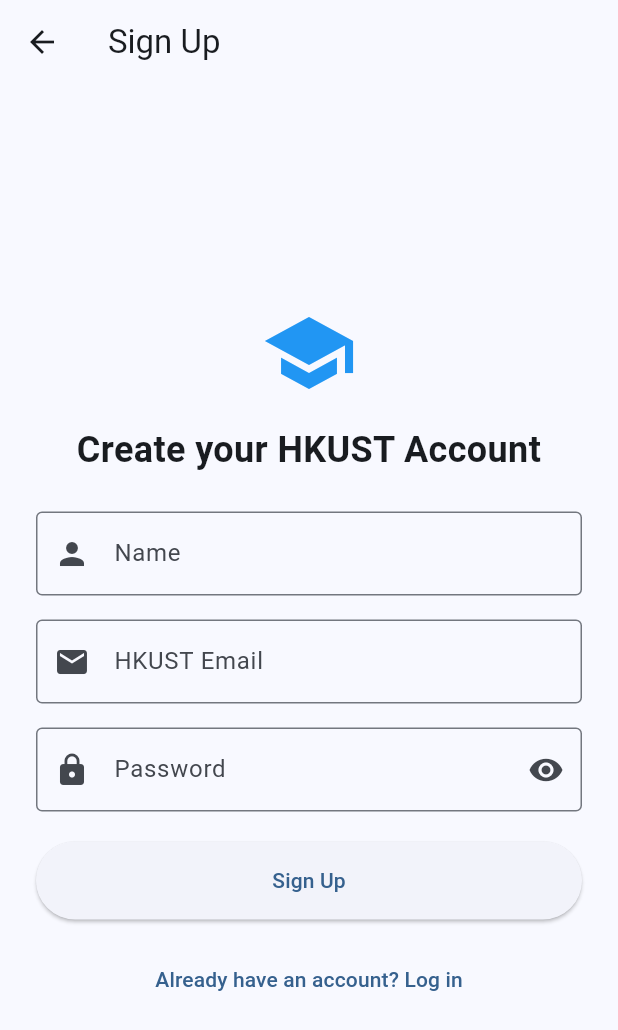
After one commit to 8bitnyan/comp4521_project, a Flutter app: the screen it shows after launch, after a tap on "Sign Up", on a phone screen of 412 x 824 dp. The commit adds this screen. Shown: the top 1030 px of the screen. Run offline on Flutter 3.47's test engine with Material 3 defaults, Android fonts, the phone set to English and light mode, and no system bars; our stand-ins replace google_maps_flutter, shared_preferences, supabase_flutter; accounts and stored records are empty.

Commit message:
fix: various supabase implementation and api calls

```diff
--- a/lib/main.dart
+++ b/lib/main.dart
@@ -1,18 +1,31 @@
 import 'package:flutter/material.dart';
 import 'package:provider/provider.dart';
+import 'package:supabase_flutter/supabase_flutter.dart';
 import 'providers/auth_provider.dart';
 import 'providers/theme_provider.dart';
+import 'providers/settings_provider.dart';
 import 'screens/login_screen.dart';
+import 'screens/signup_screen.dart';
 import 'screens/dashboard_screen.dart';
+import 'screens/events_screen.dart';
 import 'screens/map_screen.dart';
 import 'screens/settings_screen.dart';
 
-void main() {
+void main() async {
+  WidgetsFlutterBinding.ensureInitialized();
+
+  await Supabase.initialize(
+    url: 'https://byhgngvrdzhhzedeqdsb.supabase.co',
+    anonKey:
+        'eyJhbGciOiJIUzI1NiIsInR5cCI6IkpXVCJ9.eyJpc3MiOiJzdXBhYmFzZSIsInJlZiI6ImJ5aGduZ3ZyZHpoaHplZGVxZHNiIiwicm9sZSI6ImFub24iLCJpYXQiOjE3NDU0MjAyNzAsImV4cCI6MjA2MDk5NjI3MH0.0LBPDXe-Wesm04EerxEZ88lLP8PUbM-KdMdFxNhyLa0',
+  );
+
   runApp(
     MultiProvider(
       providers: [
         ChangeNotifierProvider(create: (_) => AuthProvider()),
-        ChangeNotifierProvider(create: (_) => ThemeProvider()),
+        ChangeNotifierProvider(create: (_) => SettingsProvider()),
+        // Add other providers here as needed
       ],
       child: const MyApp(),
     ),
@@ -24,29 +37,47 @@
 
   @override
   Widget build(BuildContext context) {
-    return Consumer<ThemeProvider>(
-      builder: (context, themeProvider, _) {
     return MaterialApp(
-          title: 'School Guide App',
+      title: 'HKUST School Guide',
       theme: ThemeData(
         colorScheme: ColorScheme.fromSeed(seedColor: Colors.blue),
         useMaterial3: true,
       ),
-          darkTheme: ThemeData.dark(useMaterial3: true).copyWith(
-            colorScheme: ColorScheme.fromSeed(
-              seedColor: Colors.blue,
-              brightness: Brightness.dark,
-            ),
-          ),
-          themeMode: themeProvider.themeMode,
-          initialRoute: '/login',
+      home: const AuthGate(),
       routes: {
         '/login': (context) => const LoginScreen(),
+        '/signup': (context) => const SignUpScreen(),
         '/dashboard': (context) => const DashboardScreen(),
+        '/events': (context) => const EventsScreen(),
         '/map': (context) => const MapScreen(),
         '/settings': (context) => const SettingsScreen(),
       },
     );
+  }
+}
+
+class AuthGate extends StatelessWidget {
+  const AuthGate({super.key});
+
+  @override
+  Widget build(BuildContext context) {
+    return Consumer<AuthProvider>(
+      builder: (context, authProvider, child) {
+        // Show loading spinner until auth state is determined
+        if (!authProvider.isInitialized) {
+          return const Scaffold(
+            body: Center(
+              child: CircularProgressIndicator(),
+            ),
+          );
+        }
+
+        // Redirect based on authentication state
+        if (authProvider.isAuthenticated) {
+          return const DashboardScreen();
+        } else {
+          return const LoginScreen();
+        }
       },
     );
   }
--- a/lib/providers/auth_provider.dart
+++ b/lib/providers/auth_provider.dart
@@ -1,19 +1,61 @@
+import 'dart:async';
 import 'package:flutter/foundation.dart';
-import '../models/user_model.dart';
+import 'package:supabase_flutter/supabase_flutter.dart';
+import '../models/user_model.dart' as model;
 import '../services/auth_service.dart';
 
 class AuthProvider extends ChangeNotifier {
   final AuthService _authService = AuthService();
+  StreamSubscription? _authSubscription;
 
-  User? _user;
+  model.User? _user;
   bool _isLoading = false;
   String _error = '';
+  bool _isInitialized = false;
+
+  AuthProvider() {
+    _initializeAuth();
+  }
+
+  Future<void> _initializeAuth() async {
+    _isLoading = true;
+    notifyListeners();
+
+    try {
+      // Check for existing session
+      _user = await _authService.getCurrentUser();
+
+      // Listen for auth state changes
+      _authSubscription = _authService.authStateChanges.listen((event) {
+        if (event.event == AuthChangeEvent.signedIn) {
+          _handleSignedIn(event.session);
+        } else if (event.event == AuthChangeEvent.signedOut) {
+          _user = null;
+          notifyListeners();
+        }
+      });
+    } catch (e) {
+      _error = 'Failed to initialize auth: ${e.toString()}';
+    } finally {
+      _isLoading = false;
+      _isInitialized = true;
+      notifyListeners();
+    }
+  }
+
+  void _handleSignedIn(Session? session) async {
+    if (session != null) {
+      _user = await _authService.getCurrentUser();
+      notifyListeners();
+    }
+  }
 
   // Getters
-  User? get user => _user;
+  model.User? get user => _user;
   bool get isAuthenticated => _user != null;
   bool get isLoading => _isLoading;
   String get error => _error;
+  bool get isInitialized => _isInitialized;
 
   // Login method
   Future<bool> login(String email, String password) async {
@@ -23,18 +65,52 @@
 
     try {
       final user = await _authService.login(email, password);
-
       if (user != null) {
         _user = user;
         _isLoading = false;
         notifyListeners();
         return true;
       } else {
-        _error = 'Invalid email or password';
+        _error = 'Login failed';
         _isLoading = false;
         notifyListeners();
         return false;
       }
+    } on AuthException catch (e) {
+      _error = e.message;
+      _isLoading = false;
+      notifyListeners();
+      return false;
+    } catch (e) {
+      _error = 'An error occurred: ${e.toString()}';
+      _isLoading = false;
+      notifyListeners();
+      return false;
+    }
+  }
+
+  // Signup method
+  Future<bool> signUp(String email, String password, String name) async {
+    _isLoading = true;
+    _error = '';
+    notifyListeners();
+
+    try {
+      final user = await _authService.signUp(email, password, name);
+
+      // For email confirmation flow, user might be null initially
+      if (user != null) {
+        _user = user;
+      }
+
+      _isLoading = false;
+      notifyListeners();
+      return true;
+    } on AuthException catch (e) {
+      _error = e.message;
+      _isLoading = false;
+      notifyListeners();
+      return false;
     } catch (e) {
       _error = 'An error occurred: ${e.toString()}';
       _isLoading = false;
@@ -46,6 +122,7 @@
   // Logout method
   Future<void> logout() async {
     _isLoading = true;
+    _error = '';
     notifyListeners();
 
     try {
@@ -59,4 +136,29 @@
       notifyListeners();
     }
   }
+
+  // Reset password
+  Future<bool> resetPassword(String email) async {
+    _isLoading = true;
+    _error = '';
+    notifyListeners();
+
+    try {
+      await _authService.resetPassword(email);
+      _isLoading = false;
+      notifyListeners();
+      return true;
+    } catch (e) {
+      _error = 'Failed to send reset instructions: ${e.toString()}';
+      _isLoading = false;
+      notifyListeners();
+      return false;
+    }
+  }
+
+  @override
+  void dispose() {
+    _authSubscription?.cancel();
+    super.dispose();
+  }
 }
--- a/lib/screens/login_screen.dart
+++ b/lib/screens/login_screen.dart
@@ -140,6 +140,12 @@
                               style: TextStyle(fontSize: 16),
                             ),
                     ),
+                    ElevatedButton(
+                      onPressed: () {
+                        Navigator.of(context).pushNamed('/signup');
+                      },
+                      child: const Text('Sign Up'),
+                    ),
                     const SizedBox(height: 16),
                     TextButton(
                       onPressed: () {
--- /dev/null
+++ b/lib/screens/signup_screen.dart
@@ -0,0 +1,196 @@
+import 'package:flutter/material.dart';
+import 'package:provider/provider.dart';
+import '../providers/auth_provider.dart';
+
+class SignUpScreen extends StatefulWidget {
+  const SignUpScreen({super.key});
+
+  @override
+  State<SignUpScreen> createState() => _SignUpScreenState();
+}
+
+class _SignUpScreenState extends State<SignUpScreen> {
+  final _formKey = GlobalKey<FormState>();
+  final _emailController = TextEditingController();
+  final _passwordController = TextEditingController();
+  final _nameController = TextEditingController();
+  bool _isPasswordVisible = false;
+
+  @override
+  void dispose() {
+    _emailController.dispose();
+    _passwordController.dispose();
+    _nameController.dispose();
+    super.dispose();
+  }
+
+  Future<void> _signUp() async {
+    if (!_formKey.currentState!.validate()) return;
+
+    final email = _emailController.text.trim();
+    final password = _passwordController.text;
+    final name = _nameController.text.trim();
+
+    // Only allow HKUST emails
+    if (!email.endsWith('@connect.ust.hk') && !email.endsWith('@ust.hk')) {
+      ScaffoldMessenger.of(context).showSnackBar(
+        const SnackBar(
+          content: Text('Please use your official HKUST email address.'),
+          backgroundColor: Colors.red,
+        ),
+      );
+      return;
+    }
+
+    final authProvider = Provider.of<AuthProvider>(context, listen: false);
+    final success = await authProvider.signUp(email, password, name);
+
+    if (success && mounted) {
+      showDialog(
+        context: context,
+        builder: (context) => AlertDialog(
+          title: const Text('Verification Email Sent'),
+          content: const Text(
+              'Please check your email to verify your account before logging in.'),
+          actions: [
+            TextButton(
+              onPressed: () {
+                Navigator.of(context).pop();
+                Navigator.of(context).pop(); // Go back to login screen
+              },
+              child: const Text('OK'),
+            ),
+          ],
+        ),
+      );
+    }
+  }
+
+  @override
+  Widget build(BuildContext context) {
+    return Scaffold(
+      appBar: AppBar(title: const Text('Sign Up')),
+      body: Consumer<AuthProvider>(
+        builder: (context, authProvider, _) {
+          return Center(
+            child: SingleChildScrollView(
+              padding: const EdgeInsets.all(24),
+              child: Column(
+                mainAxisAlignment: MainAxisAlignment.center,
+                children: [
+                  const Icon(Icons.school, size: 64, color: Colors.blue),
+                  const SizedBox(height: 16),
+                  const Text(
+                    'Create your HKUST Account',
+                    style: TextStyle(fontSize: 24, fontWeight: FontWeight.bold),
+                    textAlign: TextAlign.center,
+                  ),
+                  const SizedBox(height: 24),
+                  Form(
+                    key: _formKey,
+                    child: Column(
+                      children: [
+                        TextFormField(
+                          controller: _nameController,
+                          decoration: const InputDecoration(
+                            labelText: 'Name',
+                            prefixIcon: Icon(Icons.person),
+                            border: OutlineInputBorder(),
+                          ),
+                          validator: (value) => value == null || value.isEmpty
+                              ? 'Please enter your name'
+                              : null,
+                        ),
+                        const SizedBox(height: 16),
+                        TextFormField(
+                          controller: _emailController,
+                          decoration: const InputDecoration(
+                            labelText: 'HKUST Email',
+                            prefixIcon: Icon(Icons.email),
+                            border: OutlineInputBorder(),
+                            hintText: 'example@connect.ust.hk',
+                          ),
+                          keyboardType: TextInputType.emailAddress,
+                          validator: (value) {
+                            if (value == null || value.isEmpty) {
+                              return 'Please enter your email';
+                            }
+                            if (!value.contains('@')) {
+                              return 'Please enter a valid email';
+                            }
+                            return null;
+                          },
+                        ),
+                        const SizedBox(height: 16),
+                        TextFormField(
+                          controller: _passwordController,
+                          decoration: InputDecoration(
+                            labelText: 'Password',
+                            prefixIcon: const Icon(Icons.lock),
+                            border: const OutlineInputBorder(),
+                            suffixIcon: IconButton(
+                              icon: Icon(
+                                _isPasswordVisible
+                                    ? Icons.visibility_off
+                                    : Icons.visibility,
+                              ),
+                              onPressed: () {
+                                setState(() {
+                                  _isPasswordVisible = !_isPasswordVisible;
+                                });
+                              },
+                            ),
+                          ),
+                          obscureText: !_isPasswordVisible,
+                          validator: (value) {
+                            if (value == null || value.isEmpty) {
+                              return 'Please enter a password';
+                            }
+                            if (value.length < 6) {
+                              return 'Password must be at least 6 characters';
+                            }
+                            return null;
+                          },
+                        ),
+                        const SizedBox(height: 20),
+                        if (authProvider.error.isNotEmpty)
+                          Padding(
+                            padding: const EdgeInsets.only(bottom: 12.0),
+                            child: Text(
+                              authProvider.error,
+                              style: const TextStyle(color: Colors.red),
+                              textAlign: TextAlign.center,
+                            ),
+                          ),
+                        SizedBox(
+                          width: double.infinity,
+                          child: ElevatedButton(
+                            onPressed: authProvider.isLoading ? null : _signUp,
+                            style: ElevatedButton.styleFrom(
+                              padding:
+                                  const EdgeInsets.symmetric(vertical: 16.0),
+                            ),
+                            child: authProvider.isLoading
+                                ? const CircularProgressIndicator()
+                                : const Text('Sign Up'),
+                          ),
+                        ),
+                      ],
+                    ),
+                  ),
+                  const SizedBox(height: 16),
+                  TextButton(
+                    onPressed: () {
+                      Navigator.of(context).pop();
+                    },
+                    child: const Text('Already have an account? Log in'),
+                  ),
+                ],
+              ),
+            ),
+          );
+        },
+      ),
+    );
+  }
+}
--- a/lib/services/auth_service.dart
+++ b/lib/services/auth_service.dart
@@ -1,27 +1,72 @@
-import 'dart:async';
-import '../models/user_model.dart';
+import 'package:supabase_flutter/supabase_flutter.dart';
+import '../models/user_model.dart' as model;
 
 class AuthService {
-  // This is a simple mock implementation. In a real app, you would connect to a backend service.
-  Future<User?> login(String email, String password) async {
-    // Simulate network delay
-    await Future.delayed(const Duration(seconds: 1));
+  final _supabase = Supabase.instance.client;
 
-    // Mock validation - in a real app, you would validate against a backend
-    if (email == 'test@example.com' && password == 'password') {
-      return User(
-        id: '1',
+  Stream<AuthState> get authStateChanges => _supabase.auth.onAuthStateChange;
+
+  model.User? _userFromSupabase(AuthResponse response) {
+    final supaUser = response.user;
+    if (supaUser == null) return null;
+
+    return model.User(
+      id: supaUser.id,
+      email: supaUser.email ?? '',
+      name: supaUser.userMetadata?['name'] as String? ?? '',
+    );
+  }
+
+  Future<model.User?> getCurrentUser() async {
+    final supaUser = _supabase.auth.currentUser;
+    if (supaUser == null) return null;
+
+    return model.User(
+      id: supaUser.id,
+      email: supaUser.email ?? '',
+      name: supaUser.userMetadata?['name'] as String? ?? '',
+    );
+  }
+
+  Future<model.User?> login(String email, String password) async {
+    try {
+      final response = await _supabase.auth.signInWithPassword(
         email: email,
-        name: 'Test User',
+        password: password,
       );
+      return _userFromSupabase(response);
+    } on AuthException catch (_) {
+      // Pass the error up to be handled by the provider
+      rethrow;
     }
+  }
 
-    return null; // Return null if authentication fails
+  Future<model.User?> signUp(String email, String password, String name) async {
+    try {
+      final response = await _supabase.auth.signUp(
+        email: email,
+        password: password,
+        data: {'name': name},
+      );
+      return _userFromSupabase(response);
+    } on AuthException catch (_) {
+      rethrow;
+    }
   }
 
   Future<void> logout() async {
-    // In a real app, you would clear tokens, notify backend, etc.
-    await Future.delayed(const Duration(milliseconds: 500));
-    return;
+    await _supabase.auth.signOut();
+  }
+
+  Future<void> resetPassword(String email) async {
+    await _supabase.auth.resetPasswordForEmail(email);
+  }
+
+  Future<void> updatePassword(String newPassword) async {
+    await _supabase.auth.updateUser(UserAttributes(password: newPassword));
+  }
+
+  Future<void> updateUserProfile(String name) async {
+    await _supabase.auth.updateUser(UserAttributes(data: {'name': name}));
   }
 }
--- a/pubspec.yaml
+++ b/pubspec.yaml
@@ -42,6 +42,10 @@
   shared_preferences: ^2.2.2
   # For handling HTTP requests
   http: ^1.2.1
+  # For supabase integration
+  supabase_flutter: ^2.3.3
+  # For text-to-speech
+  flutter_tts: ^4.0.0
 
 dev_dependencies:
   flutter_test:
```
Also changed, not shown: lib/models/event.dart (added, +29 -0 lines), lib/models/settings_model.dart (added, +30 -0 lines), lib/providers/settings_provider.dart (added, +43 -0 lines), lib/screens/dashboard_screen.dart (+14 -2 lines), lib/screens/events_screen.dart (added, +59 -0 lines), lib/screens/settings_screen.dart (+39 -25 lines), lib/services/event_service.dart (added, +17 -0 lines), lib/services/settings_service.dart (+22 -0 lines), pubspec.lock, 11 other files. Lines whose indentation alone changed are shown as unchanged.
